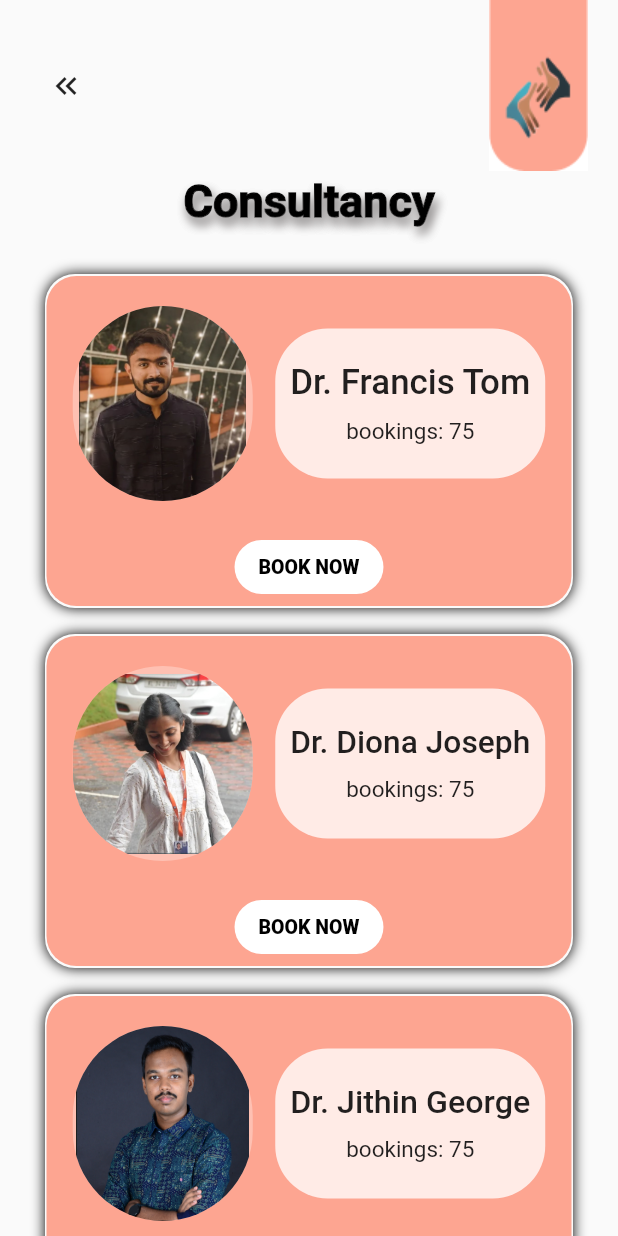
After one commit to FrancisTom02/SaathiApp, a Flutter app: the Service_Consultancy screen opened directly, on a phone screen of 412 x 824 dp. The commit adds this screen. Run offline on Flutter 3.47's test engine with Material 2 defaults, Android fonts, the phone set to English and light mode, and no system bars; drawn by our look-alikes of stroke_text; our stand-ins replace eva_icons_flutter, firebase_auth, firebase_core, get, google_fonts; missing offline and left inert: dart:ffi; accounts and stored records are empty; network calls fail; Roboto replaces fonts that are missing (Goldman).

Commit message:
added consultancy service page 1

```diff
--- /dev/null
+++ b/saathi/lib/Offered_Services/Consultancy_Service.dart
@@ -0,0 +1,404 @@
+import 'package:flutter/material.dart';
+import 'package:flutter/src/widgets/framework.dart';
+import 'package:flutter/src/widgets/placeholder.dart';
+import 'package:get/get_core/get_core.dart';
+import 'package:get/get_navigation/get_navigation.dart';
+import 'package:google_fonts/google_fonts.dart';
+import 'package:saathi/views/HomePage1.dart';
+import 'package:stroke_text/stroke_text.dart';
+
+class Service_Consultancy extends StatelessWidget {
+  const Service_Consultancy({super.key});
+
+  @override
+  Widget build(BuildContext context) {
+    return Scaffold(
+      body: SingleChildScrollView(
+        child: Padding(
+          padding: const EdgeInsets.symmetric(horizontal: 20),
+          child: Column(
+            children: [
+              Row(
+                mainAxisAlignment: MainAxisAlignment.spaceBetween,
+                children: [
+                  IconButton(
+                      onPressed: () {
+                        Get.to(HomePage1());
+                      },
+                      icon: Icon(Icons.keyboard_double_arrow_left)),
+                  const Align(
+                      alignment: AlignmentDirectional.topEnd,
+                      child: Image(image: AssetImage('asset/Banner1.png'))),
+                ],
+              ),
+              SizedBox(
+                height: 40,
+                width: 300,
+                child: Align(
+                  alignment: AlignmentDirectional.center,
+                  child: StrokeText(
+                    text: 'Consultancy',
+                    textStyle: GoogleFonts.goldman(
+                      fontSize: 30,
+                      color: Colors.black,
+                      fontWeight: FontWeight.bold,
+                      shadows: [
+                        const Shadow(
+                          blurRadius: 8,
+                          color: Color.fromRGBO(150, 147, 147, 1),
+                          offset: Offset(2, 4.5),
+                        ),
+                      ],
+                    ),
+                  ),
+                ),
+              ),
+              const SizedBox(
+                height: 30,
+              ),
+              Column(
+                children: [
+                  Container(
+                    height: 220,
+                    width: 350,
+                    child: Padding(
+                      padding: const EdgeInsets.symmetric(horizontal: 10),
+                      child: Column(
+                        children: [
+                          SizedBox(
+                            height: 20,
+                          ),
+                          Row(
+                            mainAxisAlignment: MainAxisAlignment.spaceBetween,
+                            children: [
+                              const SizedBox(
+                                height: 20,
+                              ),
+                              Positioned(
+                                top: 30,
+                                right: 80,
+                                child: Container(
+                                  height: 130,
+                                  width: 120,
+                                  decoration: BoxDecoration(
+                                      image: DecorationImage(
+                                          image:
+                                              AssetImage('asset/Francis.png')),
+                                      borderRadius:
+                                          BorderRadiusDirectional.circular(100),
+                                      color: Colors.white30),
+                                ),
+                              ),
+                              const SizedBox(
+                                height: 20,
+                              ),
+                              Container(
+                                height: 100,
+                                width: 180,
+                                child: Padding(
+                                  padding: const EdgeInsets.symmetric(
+                                      horizontal: 10),
+                                  child: Column(
+                                    mainAxisAlignment: MainAxisAlignment.center,
+                                    children: [
+                                      FittedBox(
+                                        fit: BoxFit.fitWidth,
+                                        child: Text(
+                                          'Dr. Francis Tom',
+                                          style: GoogleFonts.goldman(
+                                              fontSize: 25,
+                                              fontWeight: FontWeight.w500),
+                                        ),
+                                      ),
+                                      const SizedBox(
+                                        height: 10,
+                                      ),
+                                      Text(
+                                        'bookings: 75',
+                                        style: GoogleFonts.goldman(
+                                            fontSize: 15,
+                                            fontWeight: FontWeight.w400),
+                                      )
+                                    ],
+                                  ),
+                                ),
+                                decoration: BoxDecoration(
+                                    color: Color.fromARGB(197, 255, 255, 255),
+                                    borderRadius: BorderRadius.circular(35)),
+                              ),
+                              const SizedBox(
+                                height: 30,
+                              ),
+                            ],
+                          ),
+                          SizedBox(
+                            height: 20,
+                          ),
+                          ElevatedButton(
+                              style: ElevatedButton.styleFrom(
+                                shape: RoundedRectangleBorder(
+                                    borderRadius: BorderRadius.circular(50)),
+
+                                elevation: 0,
+                                backgroundColor: Color.fromARGB(
+                                    255, 255, 255, 255), // Background color
+                              ),
+                              onPressed: () {},
+                              child: const Text(
+                                'BOOK NOW',
+                                style: TextStyle(
+                                    color: Colors.black,
+                                    fontSize: 13,
+                                    fontWeight: FontWeight.w800),
+                              ))
+                        ],
+                      ),
+                    ),
+                    decoration: BoxDecoration(
+                      boxShadow: const [
+                        BoxShadow(
+                            blurRadius: 7,
+                            spreadRadius: 1,
+                            blurStyle: BlurStyle.outer)
+                      ],
+                      borderRadius: BorderRadius.circular(20),
+                      color: const Color.fromRGBO(253, 165, 145, 1),
+                    ),
+                  ),
+                  SizedBox(
+                    height: 20,
+                  ),
+                  Container(
+                    height: 220,
+                    width: 350,
+                    child: Padding(
+                      padding: const EdgeInsets.symmetric(horizontal: 10),
+                      child: Column(
+                        children: [
+                          SizedBox(
+                            height: 20,
+                          ),
+                          Row(
+                            mainAxisAlignment: MainAxisAlignment.spaceBetween,
+                            children: [
+                              const SizedBox(
+                                height: 20,
+                              ),
+                              Positioned(
+                                top: 30,
+                                right: 80,
+                                child: Container(
+                                  height: 130,
+                                  width: 120,
+                                  decoration: BoxDecoration(
+                                      image: DecorationImage(
+                                          image: AssetImage('asset/Diona.png')),
+                                      borderRadius:
+                                          BorderRadiusDirectional.circular(100),
+                                      color: Colors.white30),
+                                ),
+                              ),
+                              const SizedBox(
+                                height: 20,
+                              ),
+                              Container(
+                                height: 100,
+                                width: 180,
+                                child: Padding(
+                                  padding: const EdgeInsets.symmetric(
+                                      horizontal: 10),
+                                  child: Column(
+                                    mainAxisAlignment: MainAxisAlignment.center,
+                                    children: [
+                                      FittedBox(
+                                        fit: BoxFit.fitWidth,
+                                        child: Text(
+                                          'Dr. Diona Joseph',
+                                          style: GoogleFonts.goldman(
+                                              fontSize: 25,
+                                              fontWeight: FontWeight.w500),
+                                        ),
+                                      ),
+                                      const SizedBox(
+                                        height: 10,
+                                      ),
+                                      Text(
+                                        'bookings: 75',
+                                        style: GoogleFonts.goldman(
+                                            fontSize: 15,
+                                            fontWeight: FontWeight.w400),
+                                      )
+                                    ],
+                                  ),
+                                ),
+                                decoration: BoxDecoration(
+                                    color: Color.fromARGB(197, 255, 255, 255),
+                                    borderRadius: BorderRadius.circular(35)),
+                              ),
+                              const SizedBox(
+                                height: 30,
+                              ),
+                            ],
+                          ),
+                          SizedBox(
+                            height: 20,
+                          ),
+                          ElevatedButton(
+                              style: ElevatedButton.styleFrom(
+                                shape: RoundedRectangleBorder(
+                                    borderRadius: BorderRadius.circular(50)),
+
+                                elevation: 0,
+                                backgroundColor: Color.fromARGB(
+                                    255, 255, 255, 255), // Background color
+                              ),
+                              onPressed: () {},
+                              child: const Text(
+                                'BOOK NOW',
+                                style: TextStyle(
+                                    color: Colors.black,
+                                    fontSize: 13,
+                                    fontWeight: FontWeight.w800),
+                              ))
+                        ],
+                      ),
+                    ),
+                    decoration: BoxDecoration(
+                      boxShadow: const [
+                        BoxShadow(
+                            blurRadius: 7,
+                            spreadRadius: 1,
+                            blurStyle: BlurStyle.outer)
+                      ],
+                      borderRadius: BorderRadius.circular(20),
+                      color: const Color.fromRGBO(253, 165, 145, 1),
+                    ),
+                  ),
+                  SizedBox(
+                    height: 20,
+                  ),
+                  Container(
+                    height: 220,
+                    width: 350,
+                    child: Padding(
+                      padding: const EdgeInsets.symmetric(horizontal: 10),
+                      child: Column(
+                        children: [
+                          SizedBox(
+                            height: 20,
+                          ),
+                          Row(
+                            mainAxisAlignment: MainAxisAlignment.spaceBetween,
+                            children: [
+                              const SizedBox(
+                                height: 20,
+                              ),
+                              Positioned(
+                                top: 30,
+                                right: 80,
+                                child: Container(
+                                  height: 130,
+                                  width: 120,
+                                  decoration: BoxDecoration(
+                                      image: DecorationImage(
+                                          image:
+                                              AssetImage('asset/Jithin.png')),
+                                      borderRadius:
+                                          BorderRadiusDirectional.circular(100),
+                                      color: Colors.white30),
+                                ),
+                              ),
+                              const SizedBox(
+                                height: 20,
+                              ),
+                              Container(
+                                height: 100,
+                                width: 180,
+                                child: Padding(
+                                  padding: const EdgeInsets.symmetric(
+                                      horizontal: 10),
+                                  child: Column(
+                                    mainAxisAlignment: MainAxisAlignment.center,
+                                    children: [
+                                      FittedBox(
+                                        fit: BoxFit.fitWidth,
+                                        child: Text(
+                                          'Dr. Jithin George',
+                                          style: GoogleFonts.goldman(
+                                              fontSize: 25,
+                                              fontWeight: FontWeight.w500),
+                                        ),
+                                      ),
+                                      const SizedBox(
+                                        height: 10,
+                                      ),
+                                      Text(
+                                        'bookings: 75',
+                                        style: GoogleFonts.goldman(
+                                            fontSize: 15,
+                                            fontWeight: FontWeight.w400),
+                                      )
+                                    ],
+                                  ),
+                                ),
+                                decoration: BoxDecoration(
+                                    color: Color.fromARGB(197, 255, 255, 255),
+                                    borderRadius: BorderRadius.circular(35)),
+                              ),
+                              const SizedBox(
+                                height: 30,
+                              ),
+                            ],
+                          ),
+                          SizedBox(
+                            height: 5,
+                          ),
+                          Align(
+                            alignment: AlignmentDirectional.bottomEnd,
+                            child: ElevatedButton(
+                                style: ElevatedButton.styleFrom(
+                                  shape: RoundedRectangleBorder(
+                                      borderRadius: BorderRadius.circular(50)),
+
+                                  elevation: 0,
+                                  backgroundColor: Color.fromARGB(
+                                      255, 255, 255, 255), // Background color
+                                ),
+                                onPressed: () {},
+                                child: const Text(
+                                  'BOOK NOW',
+                                  style: TextStyle(
+                                      color: Colors.black,
+                                      fontSize: 13,
+                                      fontWeight: FontWeight.w800),
+                                )),
+                          )
+                        ],
+                      ),
+                    ),
+                    decoration: BoxDecoration(
+                      boxShadow: const [
+                        BoxShadow(
+                            blurRadius: 7,
+                            spreadRadius: 1,
+                            blurStyle: BlurStyle.outer)
+                      ],
+                      borderRadius: BorderRadius.circular(20),
+                      color: const Color.fromRGBO(253, 165, 145, 1),
+                    ),
+                  ),
+                  SizedBox(
+                    height: 20,
+                  ),
+                  SizedBox(
+                    height: 20,
+                  ),
+                ],
+              ),
+            ],
+          ),
+        ),
+      ),
+    );
+  }
+}
--- a/saathi/lib/views/HomePage1.dart
+++ b/saathi/lib/views/HomePage1.dart
@@ -4,6 +4,7 @@ import 'package:flutter/src/widgets/placeholder.dart';
 import 'package:get/get_core/get_core.dart';
 import 'package:get/get_navigation/get_navigation.dart';
 import 'package:google_fonts/google_fonts.dart';
+import 'package:saathi/Offered_Services/Consultancy_Service.dart';
 import 'package:saathi/Offered_Services/My_Profile.dart';
 import 'package:saathi/Offered_Services/StatusWidget.dart';
 import 'package:stroke_text/stroke_text.dart';
@@ -254,7 +255,9 @@ class HomePage1 extends StatelessWidget {
                                       backgroundColor: const Color.fromRGBO(
                                           253, 165, 145, 1), // Background color
                                     ),
-                                    onPressed: () {},
+                                    onPressed: () {
+                                      Get.to(Service_Consultancy());
+                                    },
                                     child: const Text(
                                       'BOOK NOW',
                                       style: TextStyle(
@@ -263,7 +266,9 @@ class HomePage1 extends StatelessWidget {
                                           fontWeight: FontWeight.w800),
                                     )),
                                 IconButton(
-                                  onPressed: () {},
+                                  onPressed: () {
+                                    Get.to(Service_Consultancy());
+                                  },
                                   icon: const Icon(Icons.arrow_right_rounded),
                                   color: Colors.white,
                                   iconSize: 40,
--- a/saathi/pubspec.yaml
+++ b/saathi/pubspec.yaml
@@ -82,7 +82,8 @@ flutter:
     - asset/care4.png
     - asset/ele1.png
     - asset/Francis.png
-
+    - asset/Jithin.png
+    - asset/Diona.png
   # An image asset can refer to one or more resolution-specific "variants", see
   # https://flutter.dev/assets-and-images/#resolution-aware
 
```
Also changed, not shown: saathi/asset/Diona.png (added), saathi/asset/JITHIN 3.jpeg (deleted), saathi/asset/Jithin.png (added).
